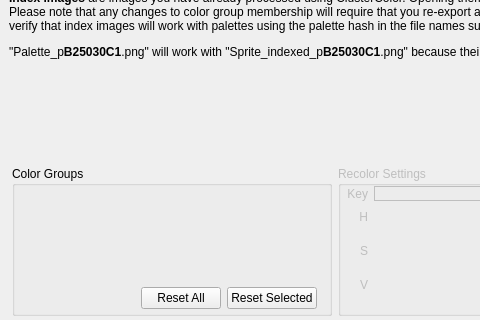
Before: the Qt Designer form clustercolormain.ui in UrsaMaximus/ClusterColor, drawn with Qt 5; both pictures show x 0 to 480 and y 180 to 500 of the 800 by 500 pixel window.
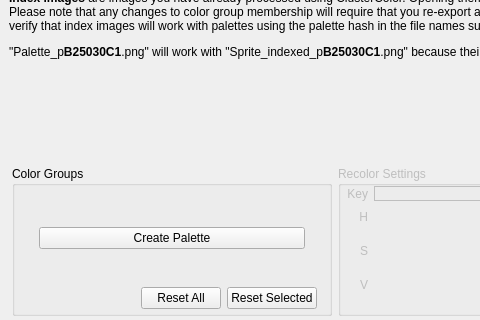
After: the same form once the commit is applied. Custom widgets are drawn as their Qt base class.

What changed in the file:
```diff
--- a/clustercolormain.ui
+++ b/clustercolormain.ui
@@ -178,6 +178,13 @@
              <property name="bottomMargin">
               <number>12</number>
              </property>
+             <item>
+              <widget class="QPushButton" name="scanForOrphanButton">
+               <property name="text">
+                <string>Create Palette</string>
+               </property>
+              </widget>
+             </item>
             </layout>
            </widget>
           </item>
```
Left out of the diff: 35 changed lines with no effect on the pictures.
